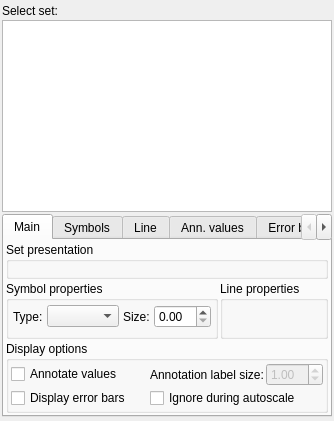
This is src/frmSet_Appearance.ui in yesint/QtGrace6 as Qt 5 draws it before an edit. The edited form follows.
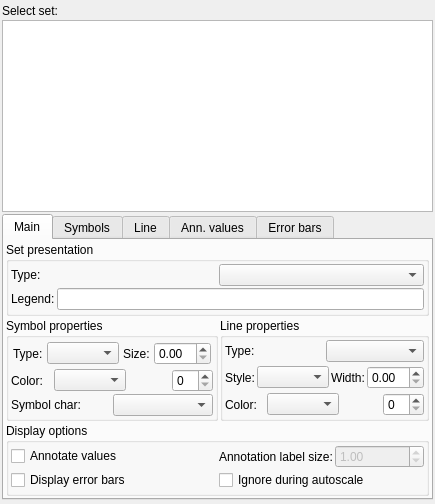
This is the edited form. Custom widgets are drawn as their Qt base class.

Commit message: Flatten Set Appearance Main tab into raw .ui widgets (adopt pattern)

Patch:
```diff
--- a/src/frmSet_Appearance.ui
+++ b/src/frmSet_Appearance.ui
@@ -53,8 +53,20 @@
           <property name="topMargin"><number>2</number></property>
           <property name="rightMargin"><number>2</number></property>
           <property name="bottomMargin"><number>2</number></property>
-          <item><widget class="StdSelector" name="cmbSetType"/></item>
-          <item><widget class="stdLineEditLaTeX" name="ledString"/></item>
+          <item>
+           <layout class="QHBoxLayout">
+            <property name="spacing"><number>2</number></property>
+            <item><widget class="QLabel" name="lblSetType"><property name="text"><string>Type:</string></property></widget></item>
+            <item><widget class="QComboBox" name="cmbSetTypeBox"/></item>
+           </layout>
+          </item>
+          <item>
+           <layout class="QHBoxLayout">
+            <property name="spacing"><number>2</number></property>
+            <item><widget class="QLabel" name="lblString"><property name="text"><string>Legend:</string></property></widget></item>
+            <item><widget class="QLineEdit" name="ledStringBox"/></item>
+           </layout>
+          </item>
          </layout>
         </widget>
        </item>
@@ -100,8 +112,22 @@
               </layout>
              </widget>
             </item>
-            <item><widget class="ColorSelector" name="cmbSymbColor"/></item>
-            <item><widget class="StdSelector" name="selSymbChar"/></item>
+            <item>
+             <layout class="QHBoxLayout">
+              <property name="spacing"><number>2</number></property>
+              <item><widget class="QLabel" name="lblSymbColor"><property name="text"><string>Color:</string></property></widget></item>
+              <item><widget class="ColorComboBox" name="cmbSymbColorBox"/></item>
+              <item><widget class="QLabel" name="swSymbColor"/></item>
+              <item><widget class="QSpinBox" name="spnSymbAlpha"/></item>
+             </layout>
+            </item>
+            <item>
+             <layout class="QHBoxLayout">
+              <property name="spacing"><number>2</number></property>
+              <item><widget class="QLabel" name="lblSymbChar"><property name="text"><string>Symbol char:</string></property></widget></item>
+              <item><widget class="QComboBox" name="selSymbCharBox"/></item>
+             </layout>
+            </item>
            </layout>
           </widget>
          </item>
@@ -114,21 +140,37 @@
             <property name="topMargin"><number>2</number></property>
             <property name="rightMargin"><number>2</number></property>
             <property name="bottomMargin"><number>2</number></property>
-            <item><widget class="StdSelector" name="cmbLineType"/></item>
+            <item>
+             <layout class="QHBoxLayout">
+              <property name="spacing"><number>2</number></property>
+              <item><widget class="QLabel" name="lblLineType"><property name="text"><string>Type:</string></property></widget></item>
+              <item><widget class="QComboBox" name="cmbLineTypeBox"/></item>
+             </layout>
+            </item>
             <item>
              <widget class="QWidget" name="rowStyleWidth">
               <layout class="QHBoxLayout">
-               <property name="spacing"><number>0</number></property>
+               <property name="spacing"><number>2</number></property>
                <property name="leftMargin"><number>0</number></property>
                <property name="topMargin"><number>0</number></property>
                <property name="rightMargin"><number>0</number></property>
                <property name="bottomMargin"><number>0</number></property>
-               <item><widget class="LineStyleSelector" name="cmbLineStyle"/></item>
-               <item><widget class="LineWidthSelector" name="spnLineWidth"/></item>
+               <item><widget class="QLabel" name="lblLineStyle"><property name="text"><string>Style:</string></property></widget></item>
+               <item><widget class="QComboBox" name="cmbLineStyleBox"/></item>
+               <item><widget class="QLabel" name="lblLineWidth"><property name="text"><string>Width:</string></property></widget></item>
+               <item><widget class="QDoubleSpinBox" name="spnLineWidthBox"/></item>
               </layout>
              </widget>
             </item>
-            <item><widget class="ColorSelector" name="cmbLineColor"/></item>
+            <item>
+             <layout class="QHBoxLayout">
+              <property name="spacing"><number>2</number></property>
+              <item><widget class="QLabel" name="lblLineColor"><property name="text"><string>Color:</string></property></widget></item>
+              <item><widget class="ColorComboBox" name="cmbLineColorBox"/></item>
+              <item><widget class="QLabel" name="swLineColor"/></item>
+              <item><widget class="QSpinBox" name="spnLineAlpha"/></item>
+             </layout>
+            </item>
            </layout>
           </widget>
          </item>
@@ -513,6 +555,7 @@
   <customwidget><class>stdIntSelector</class><extends>QWidget</extends><header>fundamentals.h</header></customwidget>
   <customwidget><class>PatternComboBox4</class><extends>QComboBox</extends><header>fundamentals.h</header></customwidget>
   <customwidget><class>ColorSelector</class><extends>QWidget</extends><header>fundamentals.h</header></customwidget>
+  <customwidget><class>ColorComboBox</class><extends>QComboBox</extends><header>fundamentals.h</header></customwidget>
   <customwidget><class>LineStyleSelector</class><extends>QWidget</extends><header>fundamentals.h</header></customwidget>
   <customwidget><class>LineWidthSelector</class><extends>QWidget</extends><header>fundamentals.h</header></customwidget>
   <customwidget><class>FillPatternSelector</class><extends>QWidget</extends><header>fundamentals.h</header></customwidget>
```
The commit also changes 4 other files.
